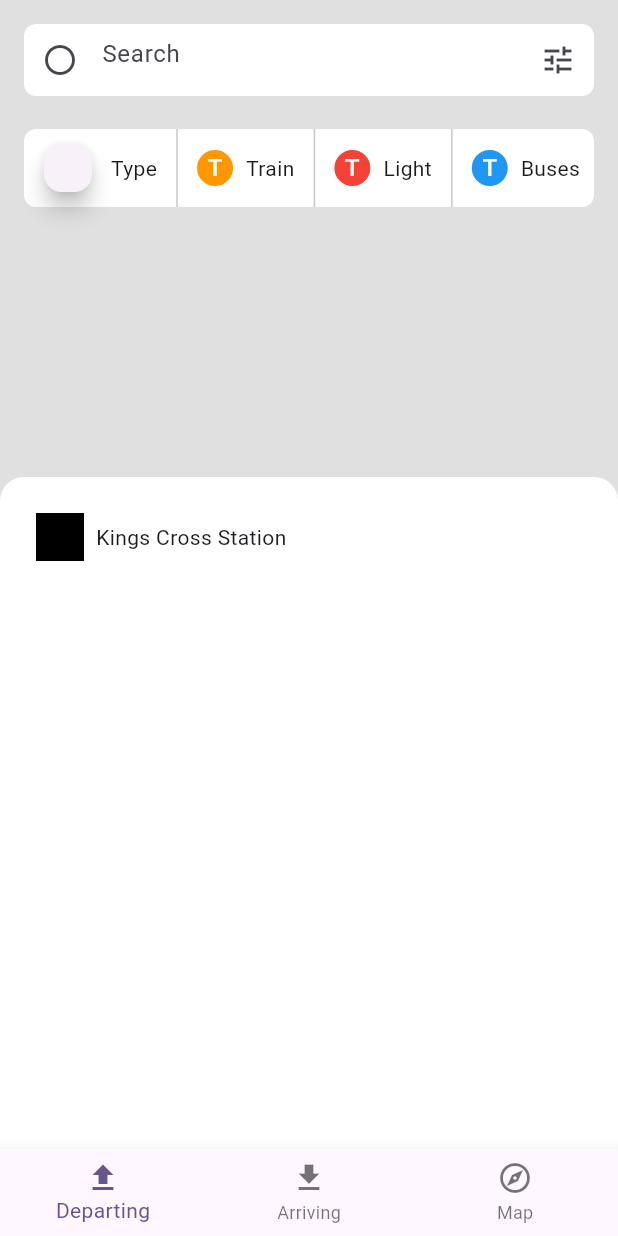
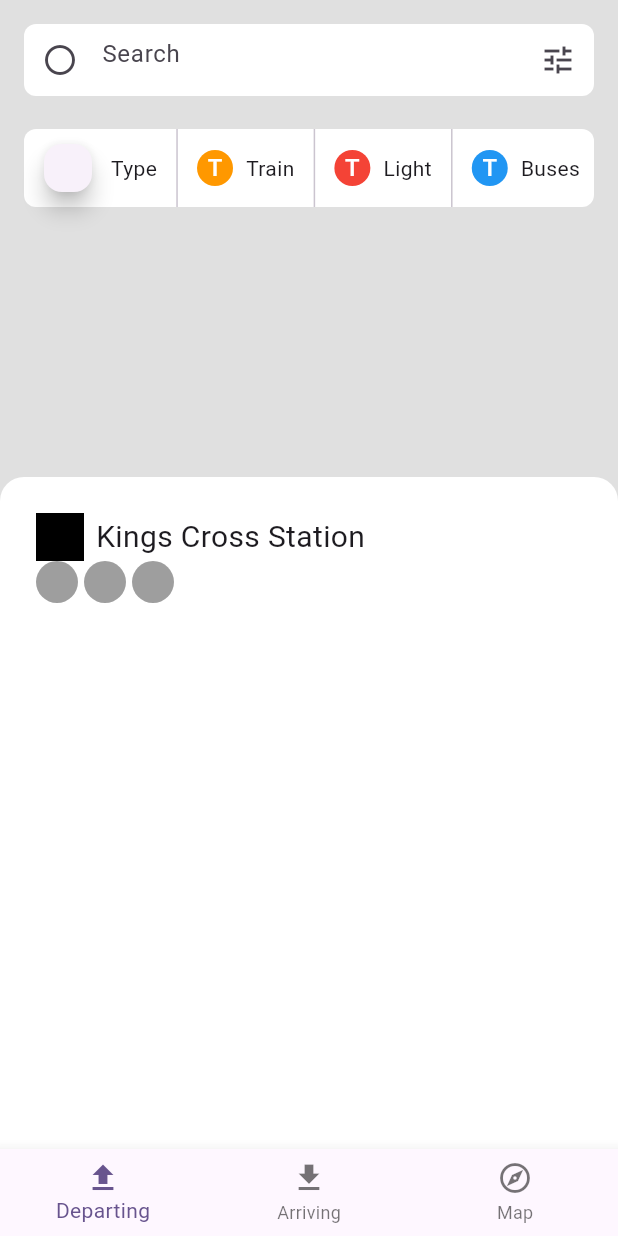
Before and after one commit to JAICHANGPARK/flutter_notebook_chapter_33, a Flutter app: the TransportMainPage screen opened directly, on a phone screen of 412 x 824 dp. Run offline on Flutter 3.47's test engine with Material 2 defaults, Android fonts, the phone set to English and light mode, and no system bars; our stand-ins replace dots_indicator, gap.

Commit message:
Update transport_main_page.dart

```diff
--- a/lib/ep1685_transport_app/views/transport_main_page.dart
+++ b/lib/ep1685_transport_app/views/transport_main_page.dart
@@ -125,6 +125,25 @@ class _TransportMainPageState extends State<TransportMainPage> {
                           ),
                           Text(
                             "Kings Cross Station",
+                            style: TextStyle(fontSize: 20),
+                          )
+                        ],
+                      ),
+                      Row(
+                        children: [
+                          CircleAvatar(
+                            radius: 14,
+                            backgroundColor: Colors.grey,
+                          ),
+                          SizedBox(width: 4,),
+                          CircleAvatar(
+                            radius: 14,
+                            backgroundColor: Colors.grey,
+                          ),
+                          SizedBox(width: 4,),
+                          CircleAvatar(
+                            radius: 14,
+                            backgroundColor: Colors.grey,
                           )
                         ],
                       )
```
